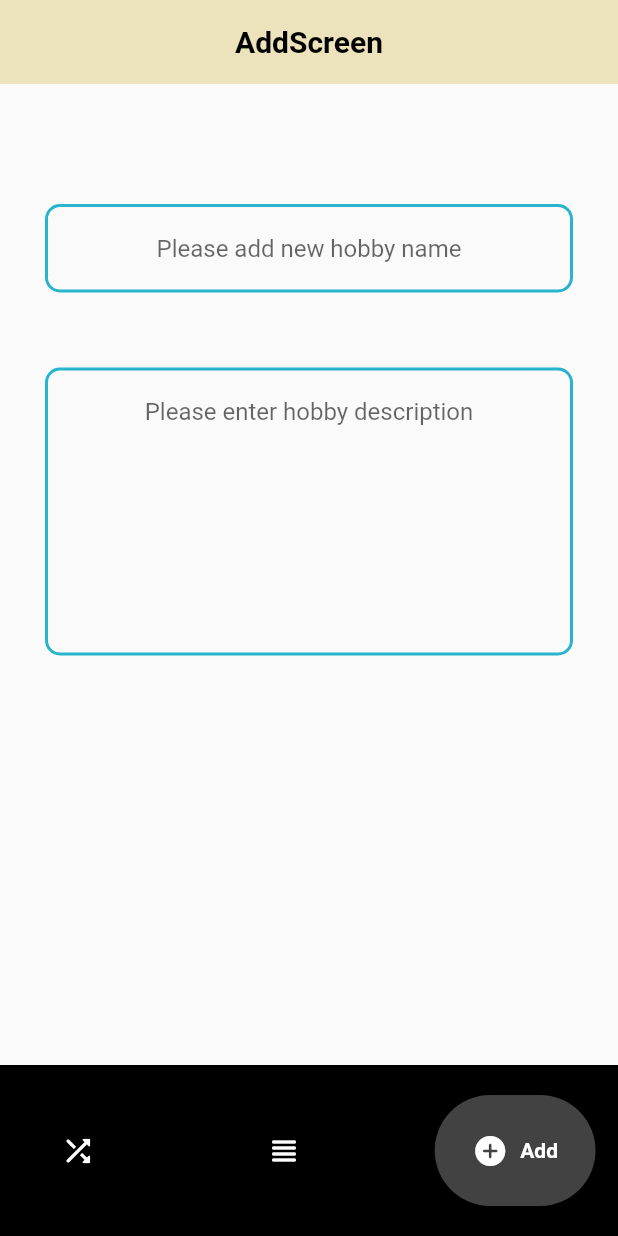
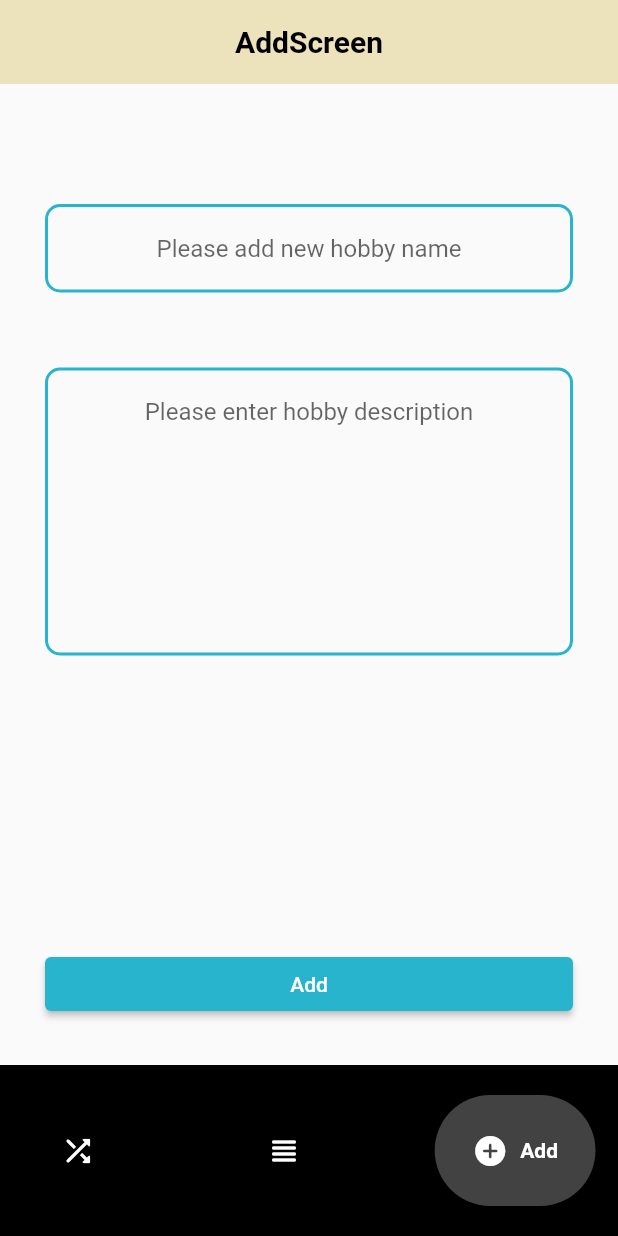
Before and after one commit to AnJasid/hobby_picker, a Flutter app: the screen it shows after launch, item 3 of the bottom bar chosen, on a phone screen of 412 x 824 dp. Run offline on Flutter 3.47's test engine with Material 2 defaults, Android fonts, the phone set to English and light mode, and no system bars; drawn by our look-alikes of google_nav_bar.

Commit message:
update on add_screen.dart: add button

```diff
--- a/lib/screens/add_screen.dart
+++ b/lib/screens/add_screen.dart
@@ -68,6 +68,17 @@ class AddScreen extends StatelessWidget {
                   ),
                 ),
               ),
+              const Spacer(),
+              SizedBox(
+                width: double.infinity,
+                child: ElevatedButton(
+                  style: ElevatedButton.styleFrom(
+                    backgroundColor: const Color(0xFF28b4cc),
+                  ),
+                  onPressed: () {},
+                  child: const Text('Add'),
+                ),
+              ),
             ],
           ),
         ),
```
